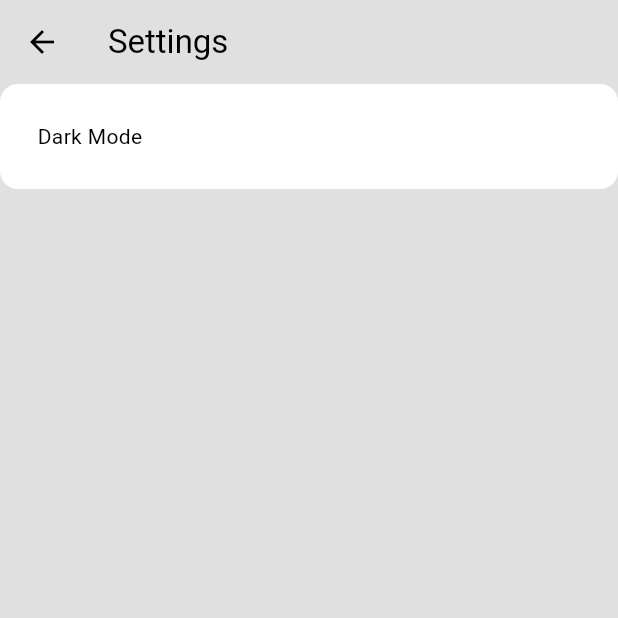
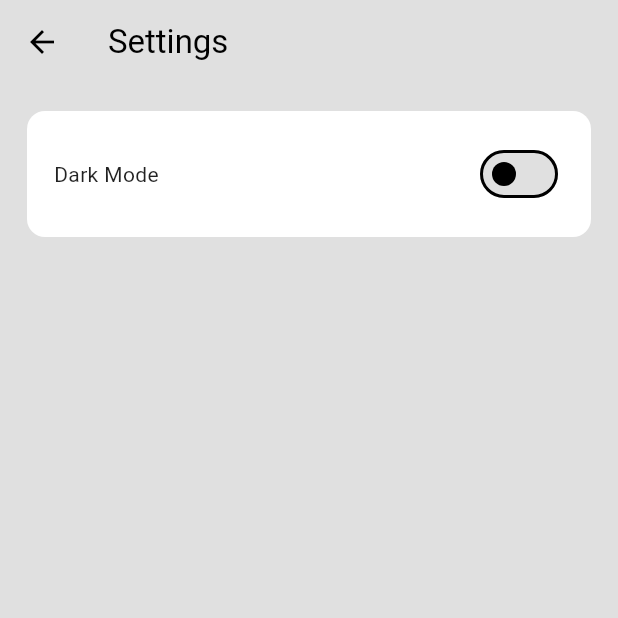
Before and after one commit to kridg/theme_change_shop, a Flutter app: the SettingsPage screen opened by its route, on a phone screen of 412 x 824 dp, the top half of it. Run offline on Flutter 3.47's test engine with Material 3 defaults, Android fonts, the phone set to English and light mode, and no system bars; missing offline and left inert: dart:ffi.

Commit message:
2nd commit with themeprovider file

```diff
--- a/lib/pages/settings_page.dart
+++ b/lib/pages/settings_page.dart
@@ -1,4 +1,6 @@
 import 'package:flutter/material.dart';
+import 'package:minimal_shop_flutter/components/button.dart';
+import 'package:minimal_shop_flutter/theme/theme_provider.dart';
 import 'package:provider/provider.dart';
 
 import '../theme/theme.dart';
@@ -12,21 +14,29 @@ class SettingsPage extends StatelessWidget {
       appBar: AppBar(
         backgroundColor: Theme.of(context).colorScheme.surface,
         elevation: 0,
-        title: Text('Settings'),
+        title: const Text('Settings'),
       ),
       backgroundColor: Theme.of(context).colorScheme.surface,
-      body: Container(
-        padding: EdgeInsets.all(25),
+      body: Padding(
+        padding: const EdgeInsets.all(18.0),
+        child: Container(
+          padding: const EdgeInsets.all(18),
             decoration: BoxDecoration(
             color: Theme.of(context).colorScheme.secondary,
             borderRadius: BorderRadius.circular(12),
         ),
           child: Row(
+            mainAxisAlignment: MainAxisAlignment.spaceBetween,
             children: [
-            Text('Dark Mode'),
-
-
+              const Text('Dark Mode'),
+              Switch(
+                  value: Provider.of<ThemeProvider>(context).themeData==darkMode,
+                  onChanged: (bool value){
+                    Provider.of<ThemeProvider>(context, listen: false).toggleTheme();
+                  },
+                  ),
             ],
+          ),
             ),
       ),
     );
--- a/lib/theme/theme.dart
+++ b/lib/theme/theme.dart
@@ -7,7 +7,13 @@ ThemeData lightMode= ThemeData(
       primary: Colors.grey.shade200,
       secondary: Colors.white,
       inversePrimary: Colors.grey.shade700,
-    )
+    ),
+  textTheme: const TextTheme(
+    titleLarge: TextStyle(color: Colors.black), // Titles or AppBar text
+    bodyMedium: TextStyle(color: Colors.black87), // Regular body text
+    labelLarge: TextStyle(color: Colors.black54), // Labels or subtitles
+    labelSmall: TextStyle(color: Colors.white), // Button text
+  )
 );
 
 ThemeData darkMode= ThemeData(
@@ -16,5 +22,10 @@ ThemeData darkMode= ThemeData(
       surface: Colors.grey.shade900,
       primary: Colors.grey.shade800,
       secondary: Colors.grey.shade700,
-    )
-);
+    ),
+  textTheme: const TextTheme(
+    titleLarge: TextStyle(color: Colors.white), // Titles or AppBar text
+    bodyMedium: TextStyle(color: Colors.white70), // Regular body text
+    labelLarge: TextStyle(color: Colors.white60), // Labels or subtitles
+    labelSmall: TextStyle(color: Colors.white), // Button text
+  ),);
--- /dev/null
+++ b/lib/theme/theme_provider.dart
@@ -0,0 +1,20 @@
+import 'package:flutter/material.dart';
+import 'package:minimal_shop_flutter/theme/theme.dart';
+
+class ThemeProvider extends ChangeNotifier{
+  ThemeData _themeData=lightMode;
+
+  ThemeData get themeData=>_themeData;
+
+  set themeData(ThemeData themeData){
+    _themeData=themeData;
+    notifyListeners();
+  }
+  void toggleTheme(){
+    if(_themeData==lightMode){
+      themeData=darkMode;
+    }else{
+      themeData=lightMode;
+    }
+  }
+}
```
Also changed, not shown: lib/main.dart (+9 -3 lines). Lines whose indentation alone changed are shown as unchanged.
